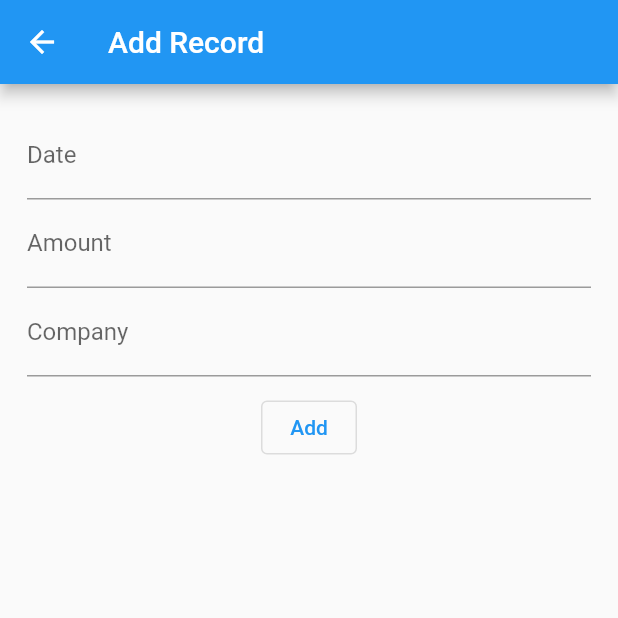
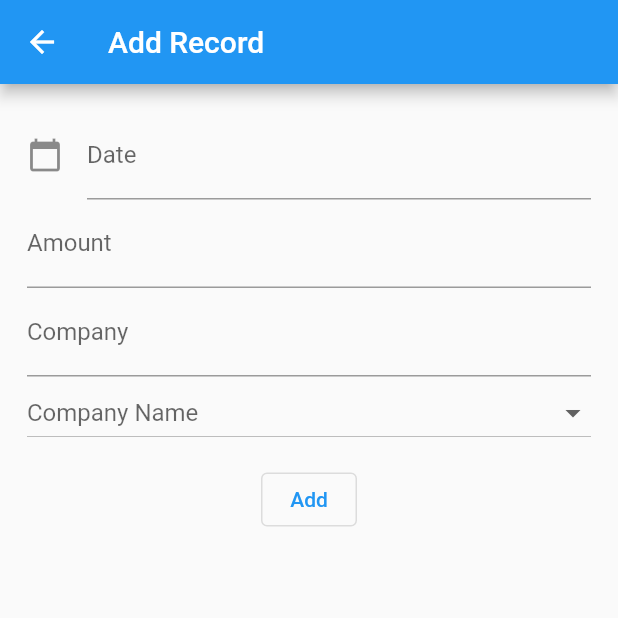
Before and after one commit to antssanjeewa/my_cse_records, a Flutter app: the AddRecord screen opened directly, after a tap on "Add", on a phone screen of 412 x 824 dp, the top half of it. Run offline on Flutter 3.47's test engine with Material 2 defaults, Android fonts, the phone set to English and light mode, and no system bars; our stand-ins replace cloud_firestore, firebase_core; accounts and stored records are empty.

Commit message:
update: record form

```diff
--- a/lib/company/services/companyService.dart
+++ b/lib/company/services/companyService.dart
@@ -1,5 +1,6 @@
 import 'package:cloud_firestore/cloud_firestore.dart';
 import 'package:firebase_app/company/models/company.dart';
+import 'package:flutter/material.dart';
 
 final FirebaseFirestore _instance = FirebaseFirestore.instance;
 final CollectionReference _db = _instance.collection('company');
@@ -7,6 +8,17 @@ final CollectionReference _db = _instance.collection('company');
 class CompanyService {
   getAllBooks() {
     return _db.snapshots();
+  }
+
+  itemList() {
+    return ['a', 'b'];
+    // QuerySnapshot snapshot = getlist();
+    // return snapshot.docs.map((doc) => doc['name']).toList();
+    // final company = Company.fromSnapshot(companies[index]);
+  }
+
+  getlist() async {
+    return await _db.get();
   }
 
   addCompany(Company company) async {
--- a/lib/records/screens/add_record.dart
+++ b/lib/records/screens/add_record.dart
@@ -1,6 +1,8 @@
+import 'package:firebase_app/company/services/companyService.dart';
 import 'package:firebase_app/records/models/record.dart';
 import 'package:firebase_app/records/services/record_service.dart';
 import 'package:flutter/material.dart';
+import 'package:intl/intl.dart';
 
 class AddRecord extends StatefulWidget {
   const AddRecord({super.key});
@@ -10,14 +12,17 @@ class AddRecord extends StatefulWidget {
 }
 
 class _AddRecordState extends State<AddRecord> {
-  TextEditingController bookNameController = TextEditingController();
+  TextEditingController dateController = TextEditingController();
   TextEditingController authorNameController = TextEditingController();
   TextEditingController companyIdController = TextEditingController();
 
+  CompanyService companyService = CompanyService();
+
   addRecord() async {
     RecordService service = RecordService();
+
     Record record = Record(
-      date: bookNameController.text,
+      date: dateController.text,
       amount: authorNameController.text,
       companyId: companyIdController.text,
     );
@@ -29,27 +34,56 @@ class _AddRecordState extends State<AddRecord> {
   Widget build(BuildContext context) {
     return Scaffold(
       appBar: AppBar(
-        title: Text("Add Record"),
+        title: const Text("Add Record"),
       ),
       body: Padding(
         padding: const EdgeInsets.all(18.0),
         child: Column(children: [
           TextFormField(
-            controller: bookNameController,
-            decoration: InputDecoration(labelText: "Date", hintText: "Enter Book Name"),
+            controller: dateController,
+            decoration: const InputDecoration(
+              icon: Icon(Icons.calendar_today),
+              labelText: "Date",
+              hintText: "Enter Book Name",
+            ),
+            readOnly: true,
+            onTap: () async {
+              DateTime? date = await showDatePicker(
+                context: context,
+                initialDate: DateTime.now(),
+                firstDate: DateTime(2020),
+                lastDate: DateTime.now(),
+              );
+
+              if (date == null) return;
+              dateController.text = DateFormat('yyyy-MM-dd').format(date);
+            },
           ),
           TextFormField(
             controller: authorNameController,
-            decoration: InputDecoration(labelText: "Amount", hintText: "Enter Author Name"),
+            keyboardType: TextInputType.number,
+            decoration: const InputDecoration(labelText: "Amount", hintText: "Enter Author Name"),
           ),
           TextFormField(
             controller: companyIdController,
-            decoration: InputDecoration(labelText: "Company", hintText: "Enter Author Name"),
+            keyboardType: TextInputType.datetime,
+            decoration: const InputDecoration(labelText: "Company", hintText: "Enter Author Name"),
           ),
-          SizedBox(
+          DropdownButton(
+            items: companyService.itemList().map<DropdownMenuItem<String>>((item) {
+              return DropdownMenuItem<String>(value: item, child: Text(item));
+            }).toList(),
+            value: companyIdController.text,
+            hint: Text('Company Name'),
+            isExpanded: true,
+            onChanged: ((value) {
+              companyIdController.text = value.toString();
+            }),
+          ),
+          const SizedBox(
             height: 10,
           ),
-          OutlinedButton(child: Text("Add"), onPressed: () => addRecord())
+          OutlinedButton(child: const Text("Add"), onPressed: () => addRecord())
         ]),
       ),
     );
--- a/pubspec.yaml
+++ b/pubspec.yaml
@@ -41,6 +41,7 @@ dependencies:
   # Use with the CupertinoIcons class for iOS style icons.
   cupertino_icons: ^1.0.2
   provider: ^6.1.2
+  intl: ^0.18.1
 
 dev_dependencies:
   flutter_test:
```
Also changed, not shown: pubspec.lock, 2 other files.
